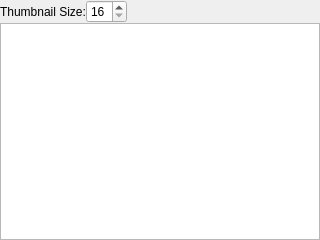
The window that imageviewer.ui (pjrinaldi/wombatforensics) describes before a commit, drawn with Qt 5.
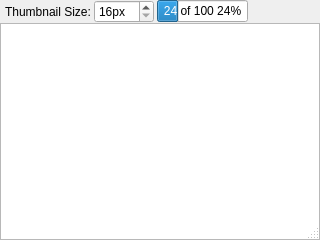
The same window after the commit.

Commit message: working on imageviewer. got gui pretty much done, need to work on the tsk functionality to get the images out of the gui.

The edit to the form file:
```diff
--- a/imageviewer.ui
+++ b/imageviewer.ui
@@ -1,7 +1,7 @@
 <?xml version="1.0" encoding="UTF-8"?>
 <ui version="4.0">
  <class>ImageViewer</class>
- <widget class="QWidget" name="ImageViewer">
+ <widget class="QDialog" name="ImageViewer">
   <property name="geometry">
    <rect>
     <x>0</x>
@@ -13,8 +13,8 @@
   <property name="windowTitle">
    <string>Image Viewer</string>
   </property>
-  <property name="autoFillBackground">
-   <bool>false</bool>
+  <property name="sizeGripEnabled">
+   <bool>true</bool>
   </property>
   <layout class="QVBoxLayout" name="verticalLayout">
    <property name="spacing">
@@ -34,6 +34,12 @@
    </property>
    <item>
     <layout class="QHBoxLayout" name="horizontalLayout">
+     <property name="spacing">
+      <number>3</number>
+     </property>
+     <property name="leftMargin">
+      <number>5</number>
+     </property>
      <item>
       <widget class="QLabel" name="label">
        <property name="text">
@@ -43,14 +49,33 @@
      </item>
      <item>
       <widget class="QSpinBox" name="spinBox">
+       <property name="suffix">
+        <string>px</string>
+       </property>
+       <property name="prefix">
+        <string/>
+       </property>
        <property name="minimum">
         <number>16</number>
        </property>
+       <property name="maximum">
+        <number>320</number>
+       </property>
        <property name="singleStep">
         <number>16</number>
        </property>
       </widget>
      </item>
+     <item>
+      <widget class="QProgressBar" name="progressBar">
+       <property name="value">
+        <number>24</number>
+       </property>
+       <property name="format">
+        <string>%v of %m %p%</string>
+       </property>
+      </widget>
+     </item>
      <item>
       <spacer name="horizontalSpacer">
        <property name="orientation">
```
Left out of the diff: 5 changed lines with no effect on the pictures. The commit also changes 5 other files.
